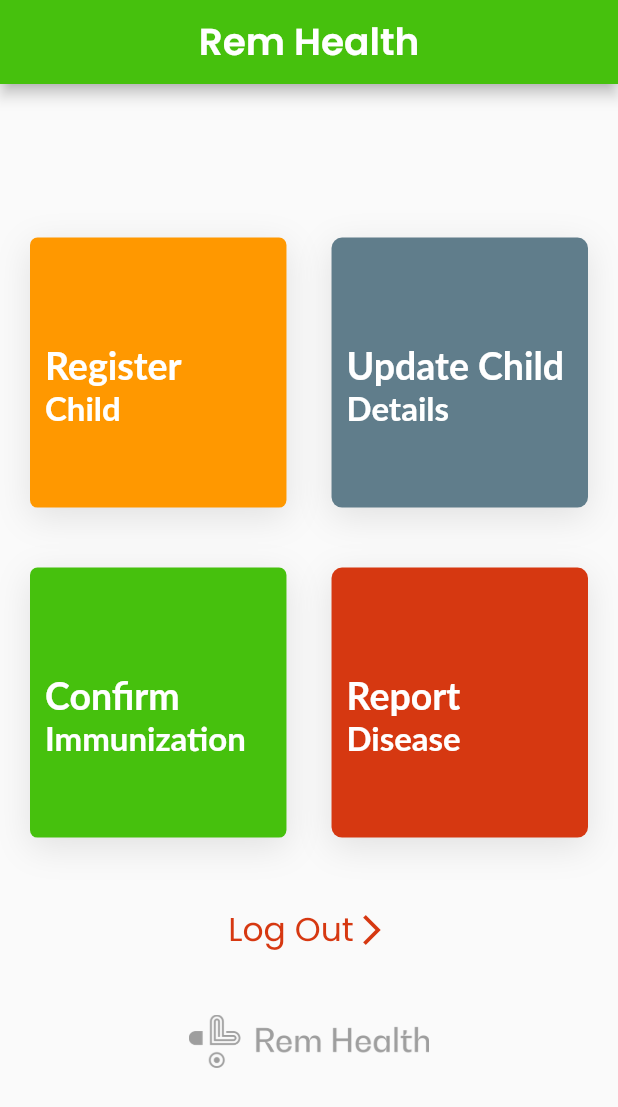
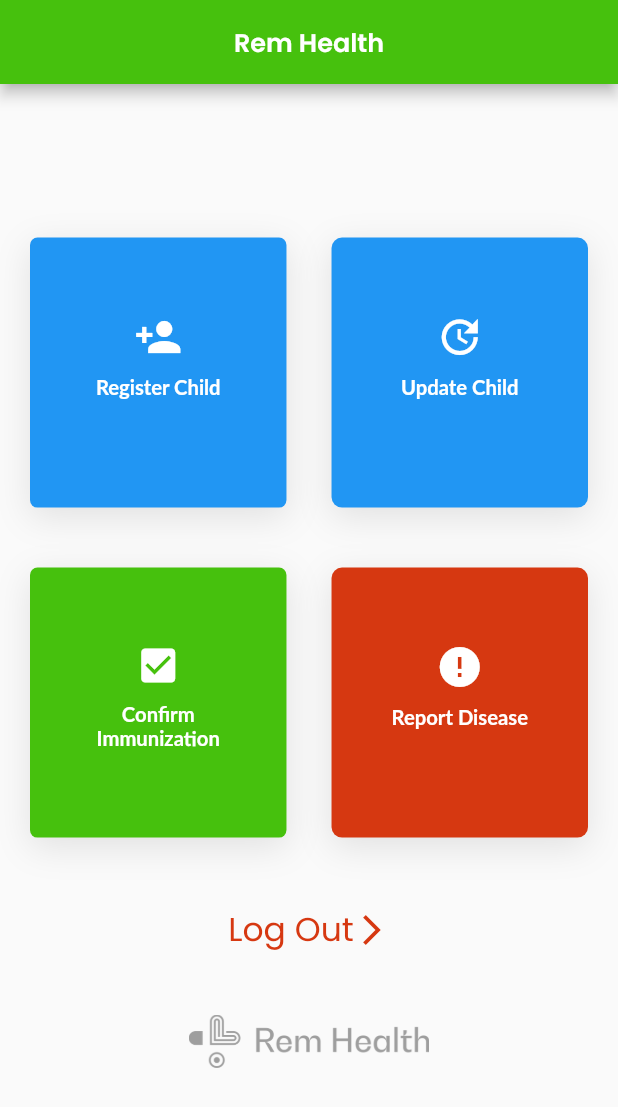
Before and after one commit to innovation-corner/RemHealth-Mobile-App, a Flutter app: the HomePage screen opened directly, on a phone screen of 412 x 824 dp. Shown: the top 1107 px of the screen. Run offline on Flutter 3.47's test engine with Material 2 defaults, Android fonts, the phone set to English and light mode, and no system bars; our stand-ins replace bloc, equatable, flutter_bloc, flutter_dotenv, location, shared_preferences; missing offline and left inert: barcode_scan, grouped_buttons; accounts and stored records are empty.

Commit message:
edit homepage

```diff
--- a/lib/auth/hospital_register.dart
+++ b/lib/auth/hospital_register.dart
@@ -326,8 +326,7 @@ class _SignUpState extends State<SignUp> {
         email.text.length < 1 ||
         contactName.text.length < 1 ||
         hospitalName.text.length < 1 ||
-        selectedStateIndex == 0 ||
-        selectedLocalIndex == 0) {
+        selectedStateIndex == 0) {
       setState(() {
         _error = "Please Fill in all fields";
       });
--- a/lib/home_page.dart
+++ b/lib/home_page.dart
@@ -5,6 +5,7 @@ import 'package:immunization_mobile/child_screens/confirm_immunization.dart';
 import 'package:immunization_mobile/child_screens/register_child.dart';
 import 'package:immunization_mobile/child_screens/report_disease.dart';
 import 'package:immunization_mobile/child_screens/update_child.dart';
+
 import 'package:immunization_mobile/config/auth_details.dart';
 
 import 'bloc/authentication_bloc.dart';
@@ -27,7 +28,7 @@ class _HomePageState extends State<HomePage> {
           "Rem Health",
           style: TextStyle(
               fontWeight: FontWeight.w600,
-              fontSize: 25.0,
+              fontSize: 17.0,
               fontFamily: "Poppins",
               color: Colors.white),
         ),
@@ -52,7 +53,7 @@ class _HomePageState extends State<HomePage> {
                         height: 180,
                         width: MediaQuery.of(context).size.width * 0.415,
                         decoration: BoxDecoration(
-                            color: Colors.orange,
+                            color: Colors.blue,
                             boxShadow: [
                               BoxShadow(
                                 color: Color.fromRGBO(0, 0, 0, 0.1),
@@ -64,8 +65,13 @@ class _HomePageState extends State<HomePage> {
                         child: Stack(
                           children: <Widget>[
                             MenuText(
-                              firstText: "Register",
-                              secondText: "Child",
+                              icon: Icon(
+                                Icons.person_add,
+                                color: RemColors.white,
+                                size: 32,
+                              ),
+                              firstText: "Register Child",
+                              secondText: "",
                               textColor: Colors.white,
                             )
                           ],
@@ -81,7 +87,7 @@ class _HomePageState extends State<HomePage> {
                         height: 180,
                         width: MediaQuery.of(context).size.width * 0.415,
                         decoration: BoxDecoration(
-                            color: Colors.blueGrey,
+                            color: Colors.blue,
                             boxShadow: [
                               BoxShadow(
                                 color: Color.fromRGBO(0, 0, 0, 0.1),
@@ -93,8 +99,13 @@ class _HomePageState extends State<HomePage> {
                         child: Stack(
                           children: <Widget>[
                             MenuText(
+                              icon: Icon(
+                                Icons.update,
+                                color: RemColors.white,
+                                size: 32,
+                              ),
                               firstText: "Update Child",
-                              secondText: "Details",
+                              secondText: "",
                               textColor: Colors.white,
                             )
                           ],
@@ -130,8 +141,13 @@ class _HomePageState extends State<HomePage> {
                         child: Stack(
                           children: <Widget>[
                             MenuText(
-                              firstText: "Confirm",
-                              secondText: "Immunization",
+                              icon: Icon(
+                                Icons.check_box,
+                                color: RemColors.white,
+                                size: 30,
+                              ),
+                              firstText: "Confirm Immunization",
+                              secondText: "",
                               textColor: Colors.white,
                             )
                           ],
@@ -159,8 +175,13 @@ class _HomePageState extends State<HomePage> {
                         child: Stack(
                           children: <Widget>[
                             MenuText(
-                              firstText: "Report",
-                              secondText: "Disease",
+                              icon: Icon(
+                                Icons.error,
+                                color: RemColors.white,
+                                size: 32,
+                              ),
+                              firstText: "Report Disease",
+                              secondText: "",
                               textColor: Colors.white,
                             )
                           ],
@@ -230,38 +251,47 @@ class MenuText extends StatelessWidget {
   final String firstText;
   final String secondText;
   final Color textColor;
+  final Icon icon;
 
-  const MenuText({Key key, this.firstText, this.secondText, this.textColor})
+  const MenuText(
+      {Key key, this.firstText, this.secondText, this.textColor, this.icon})
       : super(key: key);
 
   @override
   Widget build(BuildContext context) {
-    return Positioned(
-        top: 70,
-        left: 10,
-        child: Column(
-          crossAxisAlignment: CrossAxisAlignment.start,
-          children: <Widget>[
-            Text(
+    return Center(
+      child: Column(
+        crossAxisAlignment: CrossAxisAlignment.center,
+        children: <Widget>[
+          Container(margin: EdgeInsets.only(top: 50), child: icon),
+          Container(
+            margin: EdgeInsets.only(left: 25, right: 25),
+            padding: EdgeInsets.only(top: 10),
+            child: Text(
               firstText,
               textAlign: TextAlign.center,
               style: TextStyle(
                 fontFamily: "Lato",
                 color: textColor,
-                fontSize: 25,
+                fontSize: 13.5,
                 fontWeight: FontWeight.bold,
               ),
             ),
-            Text(
+          ),
+          Container(
+            margin: EdgeInsets.symmetric(horizontal: 10),
+            child: Text(
               secondText,
               textAlign: TextAlign.center,
               style: TextStyle(
                   fontFamily: "Lato",
                   color: textColor,
-                  fontSize: 22,
+                  fontSize: 18,
                   fontWeight: FontWeight.bold),
             ),
-          ],
-        ));
+          ),
+        ],
+      ),
+    );
   }
 }
--- a/pubspec.yaml
+++ b/pubspec.yaml
@@ -29,7 +29,7 @@ dependencies:
   flutter_bloc: ^0.20.0
   equatable: ^0.2.6
   flutter_dotenv: ^2.0.1
-  location:
+  location: 1.4.1
 
   # The following adds the Cupertino Icons font to your application.
   # Use with the CupertinoIcons class for iOS style icons.
```
Also changed, not shown: pubspec.lock, 2 other files.
